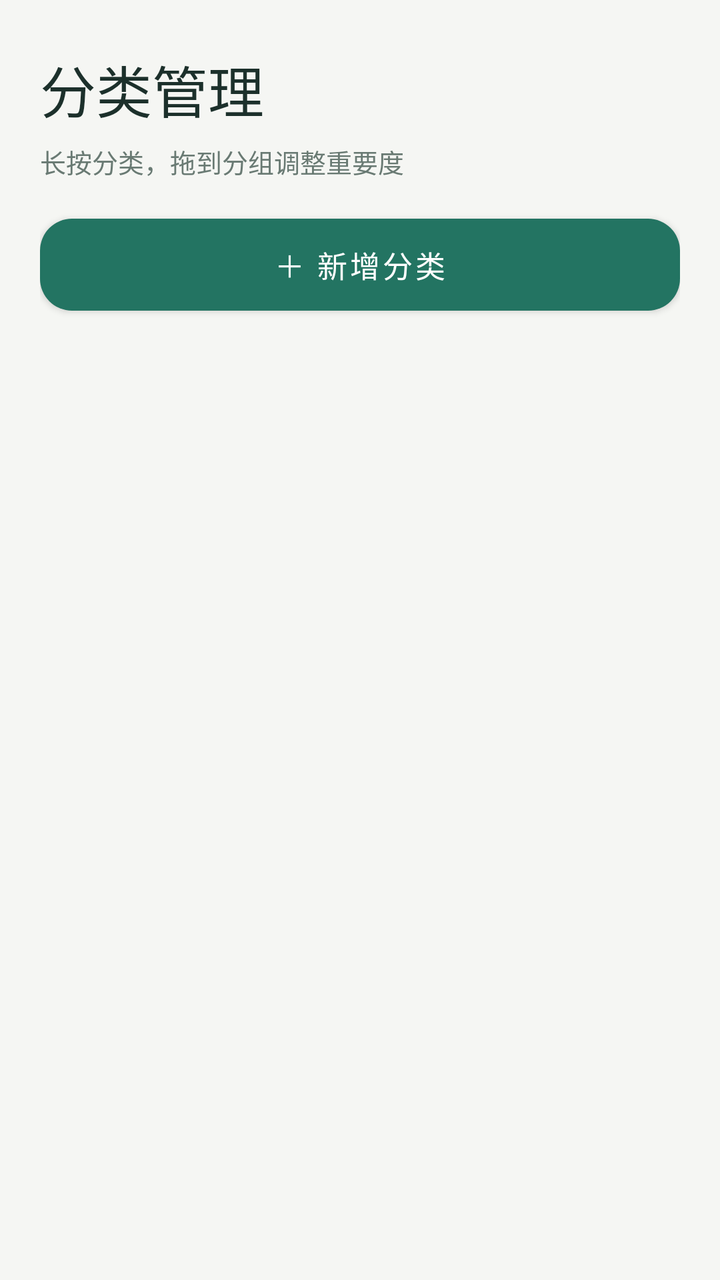
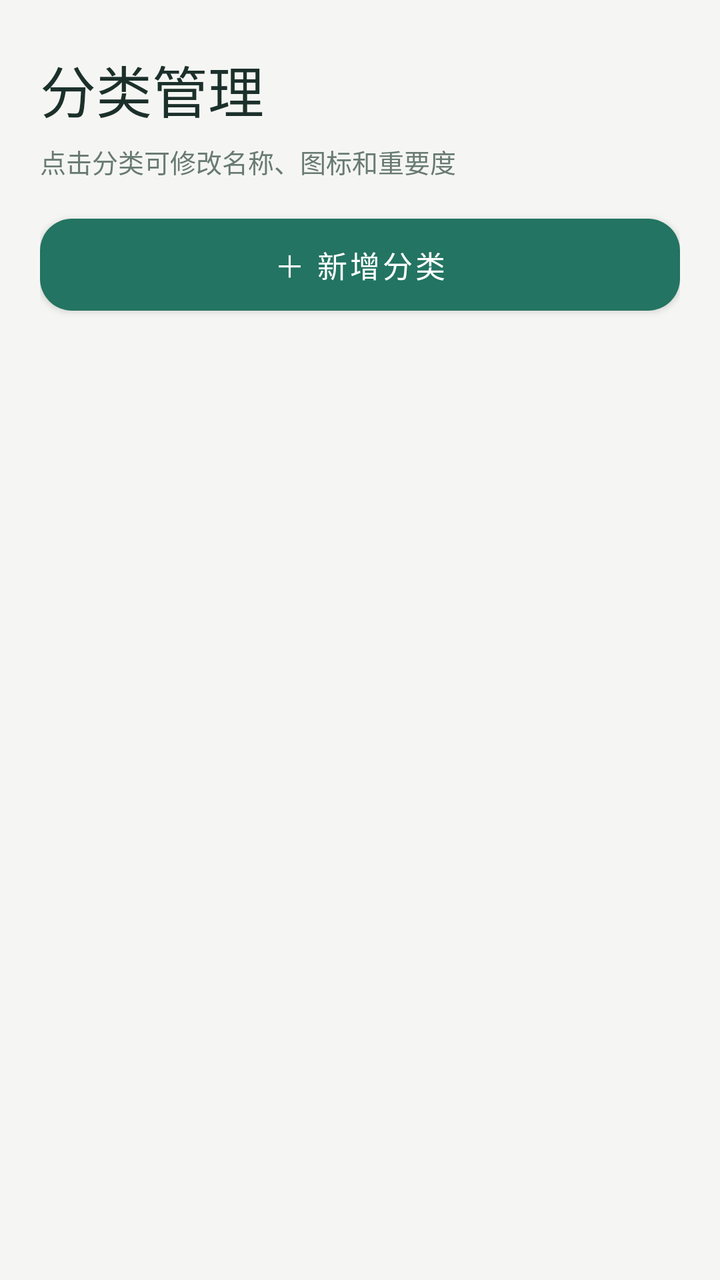

Before-and-after screenshots of an Android layout around one commit, followed by the original layout XML and the change that was made.
<!-- AndroidManifest.xml: application theme Theme.LightLedger -->
<!-- res/layout/activity_category.xml -->
<?xml version="1.0" encoding="utf-8"?>
<FrameLayout xmlns:android="http://schemas.android.com/apk/res/android" android:layout_width="match_parent" android:layout_height="match_parent" android:background="?attr/ledgerBackground">
<LinearLayout android:layout_width="match_parent" android:layout_height="match_parent" android:orientation="vertical" android:padding="@dimen/ledger_page_gutter">
    <TextView style="@style/LedgerPageTitle" android:layout_width="match_parent" android:layout_height="wrap_content"
        android:layout_marginTop="4dp" android:text="分类管理" />
    <TextView style="@style/LedgerCaption" android:layout_width="match_parent" android:layout_height="wrap_content"
        android:layout_marginTop="6dp" android:text="长按分类，拖到分组调整重要度" />
    <com.google.android.material.button.MaterialButton android:id="@+id/addCategory" style="@style/LedgerButton"
        android:layout_width="match_parent" android:layout_height="wrap_content"
        android:layout_marginTop="16dp" android:layout_marginBottom="12dp" android:text="＋ 新增分类" />
    <ScrollView android:layout_width="match_parent" android:layout_height="0dp" android:layout_weight="1">
        <LinearLayout android:id="@+id/categoryContainer"
            android:layout_width="match_parent" android:layout_height="wrap_content"
            android:orientation="vertical" />
    </ScrollView>
</LinearLayout>
    <FrameLayout android:id="@+id/categoryDragHost" android:layout_width="match_parent" android:layout_height="match_parent" android:visibility="gone" />
</FrameLayout>
<!-- resources referenced by this layout -->
<resources>
  <dimen name="ledger_page_gutter">20dp</dimen>
  <style name="LedgerButton" parent="Widget.MaterialComponents.Button">
          <item name="cornerRadius">16dp</item><item name="android:minHeight">52dp</item><item name="android:textAllCaps">false</item>
          <item name="android:textSize">15sp</item><item name="android:fontFamily">sans-serif-medium</item><item name="android:paddingHorizontal">16dp</item>
          <item name="android:insetTop">3dp</item><item name="android:insetBottom">3dp</item>
      </style>
  <style name="LedgerCaption"><item name="android:textColor">?attr/ledgerMuted</item><item name="android:textSize">13sp</item><item name="android:lineSpacingExtra">3dp</item></style>
  <style name="LedgerPageTitle"><item name="android:textColor">?attr/colorOnSurface</item><item name="android:textSize">28sp</item><item name="android:fontFamily">sans-serif-medium</item></style>
  <style name="Theme.LightLedger" parent="Theme.MaterialComponents.Light.NoActionBar">
          <item name="colorPrimary">@color/ledger_teal</item><item name="colorPrimaryVariant">@color/ledger_teal_dark</item>
          <item name="colorOnPrimary">@color/white</item><item name="colorSecondary">@color/ledger_teal</item>
          <item name="colorSurface">@color/white</item><item name="colorOnSurface">@color/ledger_ink</item>
          <item name="ledgerBackground">@color/ledger_background</item><item name="ledgerSoft">@color/ledger_teal_soft</item><item name="ledgerMuted">@color/ledger_muted</item><item name="ledgerBorder">@color/ledger_border</item>
          <item name="android:fontFamily">sans-serif</item><item name="android:colorAccent">@color/ledger_teal</item>
          <item name="android:windowLightStatusBar">true</item><item name="android:statusBarColor">@android:color/transparent</item>
          <item name="android:navigationBarColor">@color/white</item><item name="android:windowLightNavigationBar">true</item>
          <item name="android:windowBackground">@color/ledger_background</item><item name="android:windowSoftInputMode">adjustResize</item>
          <item name="android:windowAnimationStyle">@style/LedgerWindowAnimation</item>
          <item name="materialButtonStyle">@style/LedgerButton</item><item name="textInputStyle">@style/LedgerInput</item>
      </style>
  <color name="ledger_teal">#237462</color>
  <color name="ledger_teal_dark">#184D40</color>
  <color name="white">#FFFFFF</color>
  <color name="ledger_ink">#1C302B</color>
  <color name="ledger_background">#F5F6F3</color>
  <color name="ledger_teal_soft">#E5F1EA</color>
  <color name="ledger_muted">#697A73</color>
  <color name="ledger_border">#E8ECE7</color>
  <style name="LedgerWindowAnimation" parent="android:style/Animation.Activity">
          <item name="android:activityOpenEnterAnimation">@null</item>
          <item name="android:activityOpenExitAnimation">@null</item>
          <item name="android:activityCloseEnterAnimation">@null</item>
          <item name="android:activityCloseExitAnimation">@null</item>
      </style>
  <style name="LedgerInput" parent="Widget.MaterialComponents.TextInputLayout.OutlinedBox">
          <item name="boxCornerRadiusTopStart">14dp</item><item name="boxCornerRadiusTopEnd">14dp</item><item name="boxCornerRadiusBottomStart">14dp</item><item name="boxCornerRadiusBottomEnd">14dp</item>
          <item name="boxBackgroundColor">@color/white</item><item name="boxStrokeColor">?attr/colorPrimary</item>
      </style>
</resources>

<!-- the commit's change to res/layout/activity_category.xml (unified diff, before → after) -->
@@ -4,7 +4,7 @@
     <TextView style="@style/LedgerPageTitle" android:layout_width="match_parent" android:layout_height="wrap_content"
         android:layout_marginTop="4dp" android:text="分类管理" />
     <TextView style="@style/LedgerCaption" android:layout_width="match_parent" android:layout_height="wrap_content"
-        android:layout_marginTop="6dp" android:text="长按分类，拖到分组调整重要度" />
+        android:layout_marginTop="6dp" android:text="点击分类可修改名称、图标和重要度" />
     <com.google.android.material.button.MaterialButton android:id="@+id/addCategory" style="@style/LedgerButton"
         android:layout_width="match_parent" android:layout_height="wrap_content"
         android:layout_marginTop="16dp" android:layout_marginBottom="12dp" android:text="＋ 新增分类" />
@@ -14,5 +14,4 @@
             android:orientation="vertical" />
     </ScrollView>
 </LinearLayout>
-    <FrameLayout android:id="@+id/categoryDragHost" android:layout_width="match_parent" android:layout_height="match_parent" android:visibility="gone" />
 </FrameLayout>
